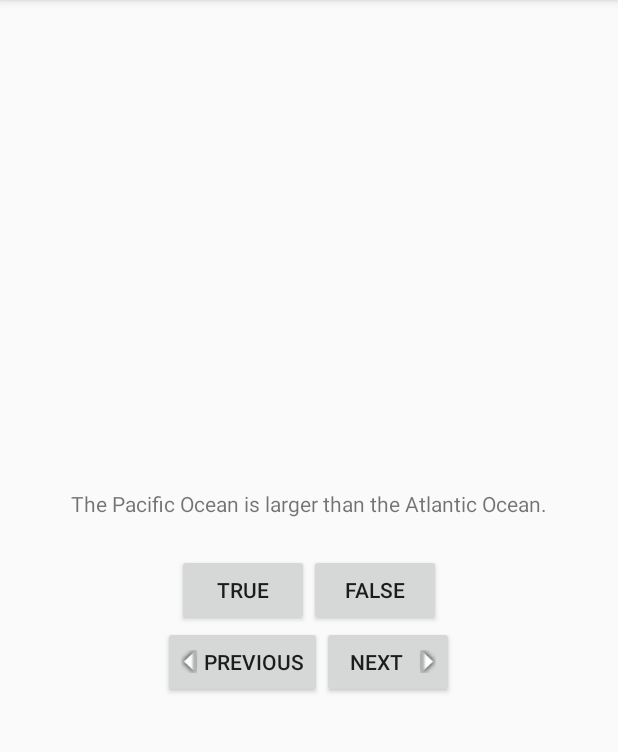
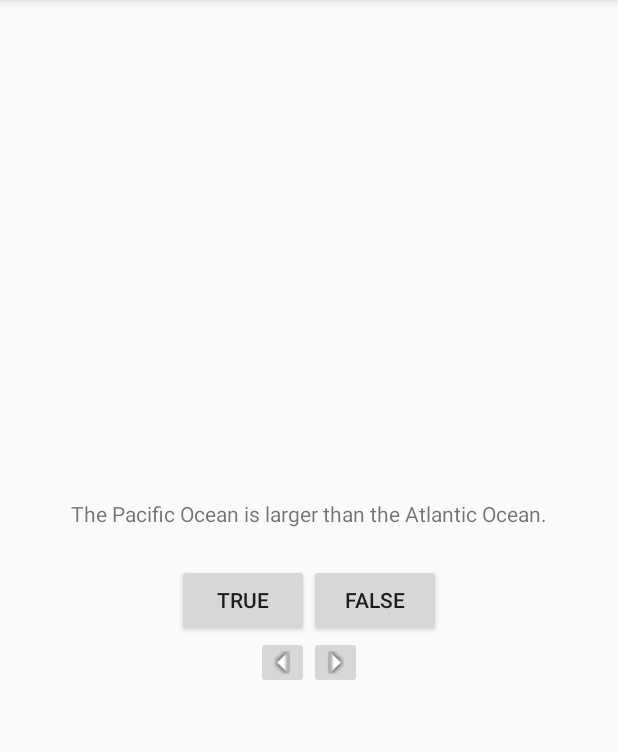
Before and after one commit to walki/bnr_android, an Android app: the screen it shows after launch (QuizActivity), on a phone screen of 412 x 824 dp, the part 84-836 px from its top. Run offline under Robolectric (Android 15) with nearby library versions, the light colour scheme and no system bars.

Commit message:
Chap 2 Challenge 3: Changing to ImageButton

```diff
--- a/GeoQuiz/app/src/main/java/com/blooot/geoquiz/QuizActivity.java
+++ b/GeoQuiz/app/src/main/java/com/blooot/geoquiz/QuizActivity.java
@@ -4,6 +4,7 @@ import android.support.v7.app.AppCompatActivity;
 import android.os.Bundle;
 import android.view.View;
 import android.widget.Button;
+import android.widget.ImageButton;
 import android.widget.TextView;
 import android.widget.Toast;
 
@@ -11,8 +12,8 @@ public class QuizActivity extends AppCompatActivity {
 
     private Button mTrueButton;
     private Button mFalseButton;
-    private Button mNextButton;
-    private Button mPreviousButton;
+    private ImageButton mNextButton;
+    private ImageButton mPreviousButton;
     private TextView mQuestionTextView;
 
     private TrueFalse[] mQuestionBank = new TrueFalse[]{
@@ -52,14 +53,14 @@ public class QuizActivity extends AppCompatActivity {
                 checkAnswer(false);
             }
         });
-        mPreviousButton = (Button)findViewById(R.id.previous_button);
+        mPreviousButton = (ImageButton)findViewById(R.id.previous_button);
         mPreviousButton.setOnClickListener(new View.OnClickListener() {
             @Override
             public void onClick(View v) {
                 setPreviousQuestion();
             }
         });
-        mNextButton = (Button) findViewById(R.id.next_button);
+        mNextButton = (ImageButton) findViewById(R.id.next_button);
         mNextButton.setOnClickListener(new View.OnClickListener() {
             @Override
             public void onClick(View v) {
--- a/GeoQuiz/app/src/main/res/layout/activity_quiz.xml
+++ b/GeoQuiz/app/src/main/res/layout/activity_quiz.xml
@@ -35,21 +35,21 @@
         android:layout_width="wrap_content"
         android:layout_height="wrap_content"
         android:orientation="horizontal">
-        <Button
+        <ImageButton
             android:id="@+id/previous_button"
             android:layout_width="wrap_content"
             android:layout_height="wrap_content"
-            android:text="@string/previous_button"
-            android:drawableLeft="@drawable/arrow_left"
-            android:drawablePadding="4dp"/>
+            android:src="@drawable/arrow_left"
+            android:contentDescription="@string/previous_button"
+            />
 
 
-        <Button
+        <ImageButton
             android:id="@+id/next_button"
             android:layout_width="wrap_content"
             android:layout_height="wrap_content"
-            android:text="@string/next_button"
-            android:drawableRight="@drawable/arrow_right"
-            android:drawablePadding="4dp"/>
+            android:src="@drawable/arrow_right"
+            android:contentDescription="@string/next_button"
+            />
     </LinearLayout>
  </LinearLayout>
```
